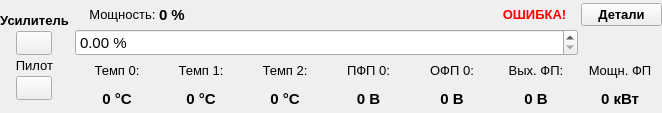
Before: the Qt Designer form amplifier_panel.ui in bulkanul/EVO_YFL_1064_GUI_coherent2, drawn with Qt 5.
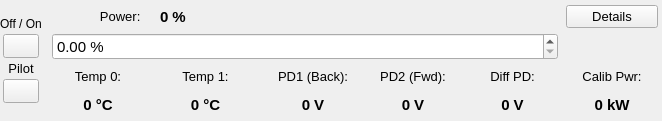
After: the same form once the commit is applied. Icons and pictures are not drawn.

```diff
--- a/amplifier_panel.ui
+++ b/amplifier_panel.ui
@@ -7,7 +7,7 @@
     <x>0</x>
     <y>0</y>
     <width>662</width>
-    <height>113</height>
+    <height>121</height>
    </rect>
   </property>
   <property name="sizePolicy">
@@ -52,36 +52,22 @@
          </property>
         </spacer>
        </item>
+     <item>
+      <layout class="QVBoxLayout" name="verticalLayout_3">
        <item>
-        <layout class="QVBoxLayout" name="verticalLayout_3">
+        <widget class="QLabel" name="label_onoff_amp">
+         <property name="alignment">
+          <set>Qt::AlignCenter</set>
+         </property>
+         <property name="text">
+          <string>Off / On</string>
+         </property>
+        </widget>
+       </item>
+       <item>
+        <layout class="QHBoxLayout" name="horizontalLayout_2">
          <item>
-          <widget class="QLabel" name="label_4">
-           <property name="sizePolicy">
-            <sizepolicy hsizetype="Minimum" vsizetype="Preferred">
-             <horstretch>0</horstretch>
-             <verstretch>0</verstretch>
-            </sizepolicy>
-           </property>
-           <property name="font">
-            <font>
-             <family>Arial</family>
-             <pointsize>10</pointsize>
-             <weight>75</weight>
-             <bold>true</bold>
-            </font>
-           </property>
-           <property name="text">
-            <string>Усилитель</string>
-           </property>
-           <property name="alignment">
-            <set>Qt::AlignCenter</set>
-           </property>
-          </widget>
-         </item>
-         <item>
-          <layout class="QHBoxLayout" name="horizontalLayout_2">
-           <item>
-            <widget class="QPushButton" name="pb_laser_onoff">
+          <widget class="QPushButton" name="pb_laser_onoff">
              <property name="minimumSize">
               <size>
                <width>36</width>
@@ -148,7 +134,7 @@
             </font>
            </property>
            <property name="text">
-            <string>Пилот</string>
+            <string>Pilot</string>
            </property>
            <property name="alignment">
             <set>Qt::AlignCenter</set>
@@ -225,8 +211,23 @@
      </item>
      <item>
       <layout class="QGridLayout" name="gridLayout">
-       <property name="spacing">
-        <number>0</number>
+       <property name="leftMargin">
+        <number>4</number>
+       </property>
+       <property name="topMargin">
+        <number>4</number>
+       </property>
+       <property name="rightMargin">
+        <number>4</number>
+       </property>
+       <property name="bottomMargin">
+        <number>4</number>
+       </property>
+       <property name="horizontalSpacing">
+        <number>8</number>
+       </property>
+       <property name="verticalSpacing">
+        <number>4</number>
        </property>
        <item row="2" column="0">
         <widget class="QLabel" name="label_2">
@@ -243,7 +244,7 @@
           </font>
          </property>
          <property name="text">
-          <string>Темп 0:</string>
+          <string>Temp 0:</string>
          </property>
          <property name="alignment">
           <set>Qt::AlignCenter</set>
@@ -302,7 +303,6 @@
           <font>
            <family>Arial</family>
            <pointsize>11</pointsize>
-           <weight>75</weight>
            <bold>true</bold>
           </font>
          </property>
@@ -323,7 +323,7 @@
           </font>
          </property>
          <property name="text">
-          <string>Мощность: </string>
+          <string>Power: </string>
          </property>
          <property name="alignment">
           <set>Qt::AlignRight|Qt::AlignTrailing|Qt::AlignVCenter</set>
@@ -338,6 +338,12 @@
            <verstretch>0</verstretch>
           </sizepolicy>
          </property>
+         <property name="minimumSize">
+          <size>
+           <width>55</width>
+           <height>0</height>
+          </size>
+         </property>
          <property name="font">
           <font>
            <family>Arial</family>
@@ -345,7 +351,7 @@
           </font>
          </property>
          <property name="text">
-          <string>Вых. ФП:</string>
+          <string>Diff PD:</string>
          </property>
          <property name="alignment">
           <set>Qt::AlignCenter</set>
@@ -353,13 +359,19 @@
         </widget>
        </item>
        <item row="2" column="4">
-        <widget class="QLabel" name="label_10">
+        <widget class="QLabel" name="label_9">
          <property name="sizePolicy">
           <sizepolicy hsizetype="Expanding" vsizetype="Preferred">
            <horstretch>0</horstretch>
            <verstretch>0</verstretch>
           </sizepolicy>
          </property>
+         <property name="minimumSize">
+          <size>
+           <width>70</width>
+           <height>0</height>
+          </size>
+         </property>
          <property name="font">
           <font>
            <family>Arial</family>
@@ -367,7 +379,7 @@
           </font>
          </property>
          <property name="text">
-          <string>ПФП 0:</string>
+          <string>PD1 (Back):</string>
          </property>
          <property name="alignment">
           <set>Qt::AlignCenter</set>
@@ -376,46 +388,21 @@
        </item>
        <item row="3" column="6">
         <widget class="QLabel" name="l_diff_pd">
-         <property name="font">
-          <font>
-           <family>Arial</family>
-           <pointsize>11</pointsize>
-           <weight>75</weight>
-           <bold>true</bold>
-          </font>
-         </property>
-         <property name="text">
-          <string>0 В</string>
-         </property>
-         <property name="alignment">
-          <set>Qt::AlignCenter</set>
-         </property>
-        </widget>
-       </item>
-       <item row="3" column="3">
-        <widget class="QLabel" name="l_temp_2">
          <property name="minimumSize">
           <size>
-           <width>0</width>
+           <width>55</width>
            <height>0</height>
           </size>
          </property>
-         <property name="maximumSize">
-          <size>
-           <width>16777215</width>
-           <height>16777215</height>
-          </size>
-         </property>
          <property name="font">
           <font>
            <family>Arial</family>
            <pointsize>11</pointsize>
-           <weight>75</weight>
            <bold>true</bold>
           </font>
          </property>
          <property name="text">
-          <string>0 °C</string>
+          <string>0 V</string>
          </property>
          <property name="alignment">
           <set>Qt::AlignCenter</set>
@@ -423,13 +410,19 @@
         </widget>
        </item>
        <item row="2" column="5">
-        <widget class="QLabel" name="label_9">
+        <widget class="QLabel" name="label_10">
          <property name="sizePolicy">
           <sizepolicy hsizetype="Expanding" vsizetype="Preferred">
            <horstretch>0</horstretch>
            <verstretch>0</verstretch>
           </sizepolicy>
          </property>
+         <property name="minimumSize">
+          <size>
+           <width>70</width>
+           <height>0</height>
+          </size>
+         </property>
          <property name="font">
           <font>
            <family>Arial</family>
@@ -437,7 +430,7 @@
           </font>
          </property>
          <property name="text">
-          <string>ОФП 0:</string>
+          <string>PD2 (Fwd):</string>
          </property>
          <property name="alignment">
           <set>Qt::AlignCenter</set>
@@ -459,7 +452,7 @@
           </font>
          </property>
          <property name="text">
-          <string>Темп 1:</string>
+          <string>Temp 1:</string>
          </property>
          <property name="alignment">
           <set>Qt::AlignCenter</set>
@@ -467,10 +460,10 @@
         </widget>
        </item>
        <item row="3" column="4">
-        <widget class="QLabel" name="l_pd_forw">
+        <widget class="QLabel" name="l_pd_back">
          <property name="minimumSize">
           <size>
-           <width>0</width>
+           <width>55</width>
            <height>0</height>
           </size>
          </property>
@@ -484,12 +477,11 @@
           <font>
            <family>Arial</family>
            <pointsize>11</pointsize>
-           <weight>75</weight>
            <bold>true</bold>
           </font>
          </property>
          <property name="text">
-          <string>0 В</string>
+          <string>0 V</string>
          </property>
          <property name="alignment">
           <set>Qt::AlignCenter</set>
@@ -514,7 +506,6 @@
           <font>
            <family>Arial</family>
            <pointsize>11</pointsize>
-           <weight>75</weight>
            <bold>true</bold>
           </font>
          </property>
@@ -527,10 +518,10 @@
         </widget>
        </item>
        <item row="3" column="5">
-        <widget class="QLabel" name="l_pd_back">
+        <widget class="QLabel" name="l_pd_forw">
          <property name="minimumSize">
           <size>
-           <width>0</width>
+           <width>55</width>
            <height>0</height>
           </size>
          </property>
@@ -544,34 +535,11 @@
           <font>
            <family>Arial</family>
            <pointsize>11</pointsize>
-           <weight>75</weight>
            <bold>true</bold>
           </font>
          </property>
          <property name="text">
-          <string>0 В</string>
-         </property>
-         <property name="alignment">
-          <set>Qt::AlignCenter</set>
-         </property>
-        </widget>
-       </item>
-       <item row="2" column="3">
-        <widget class="QLabel" name="label_13">
-         <property name="sizePolicy">
-          <sizepolicy hsizetype="Expanding" vsizetype="Preferred">
-           <horstretch>0</horstretch>
-           <verstretch>0</verstretch>
-          </sizepolicy>
-         </property>
-         <property name="font">
-          <font>
-           <family>Arial</family>
-           <pointsize>10</pointsize>
-          </font>
-         </property>
-         <property name="text">
-          <string>Темп 2:</string>
+          <string>0 V</string>
          </property>
          <property name="alignment">
           <set>Qt::AlignCenter</set>
@@ -596,7 +564,6 @@
           <font>
            <family>Arial</family>
            <pointsize>11</pointsize>
-           <weight>75</weight>
            <bold>true</bold>
           </font>
          </property>
@@ -616,6 +583,12 @@
            <verstretch>0</verstretch>
           </sizepolicy>
          </property>
+         <property name="minimumSize">
+          <size>
+           <width>65</width>
+           <height>0</height>
+          </size>
+         </property>
          <property name="font">
           <font>
            <family>Arial</family>
@@ -623,7 +596,7 @@
           </font>
          </property>
          <property name="text">
-          <string>Мощн. ФП</string>
+          <string>Calib Pwr:</string>
          </property>
          <property name="alignment">
           <set>Qt::AlignCenter</set>
@@ -632,16 +605,21 @@
        </item>
        <item row="3" column="7">
         <widget class="QLabel" name="l_pd_power">
+         <property name="minimumSize">
+          <size>
+           <width>55</width>
+           <height>0</height>
+          </size>
+         </property>
          <property name="font">
           <font>
            <family>Arial</family>
            <pointsize>11</pointsize>
-           <weight>75</weight>
            <bold>true</bold>
           </font>
          </property>
          <property name="text">
-          <string>0 кВт</string>
+          <string>0 kW</string>
          </property>
          <property name="alignment">
           <set>Qt::AlignCenter</set>
@@ -712,12 +690,11 @@
              <font>
               <family>Arial</family>
               <pointsize>10</pointsize>
-              <weight>75</weight>
               <bold>true</bold>
              </font>
             </property>
             <property name="text">
-             <string>ОШИБКА!</string>
+             <string/>
             </property>
             <property name="alignment">
              <set>Qt::AlignCenter</set>
@@ -730,12 +707,10 @@
              <font>
               <family>Arial</family>
               <pointsize>10</pointsize>
-              <weight>75</weight>
-              <bold>true</bold>
              </font>
             </property>
             <property name="text">
-             <string>Детали</string>
+             <string>Details</string>
             </property>
            </widget>
           </item>
```
Left out of the diff: 4 changed lines with no effect on the pictures.
